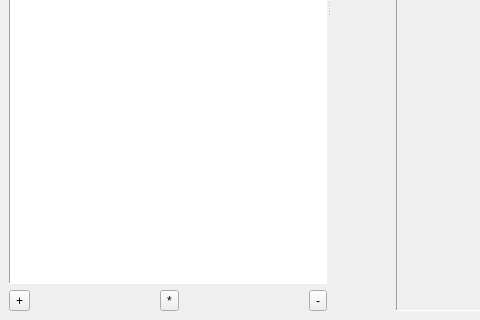
LibertaSoft/DatabaseAnime, file mainwindow.ui: the form before one commit; both pictures show x 0 to 480 and y 308 to 628 of the 850 by 628 pixel window.
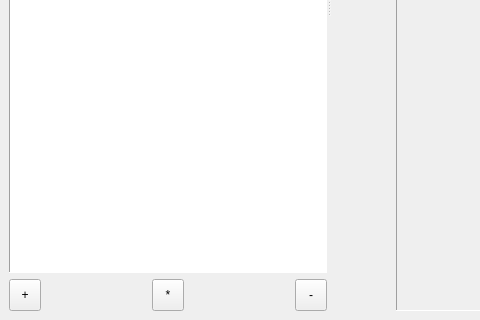
The form after the commit. Icons and pictures are not drawn. Custom widgets are drawn as their Qt base class.

Commit message: Добавлена иконда для исполняемого файла на платформе win

Diff of the .ui file:
```diff
--- a/mainwindow.ui
+++ b/mainwindow.ui
@@ -111,6 +111,12 @@
           </property>
           <item>
            <widget class="QToolButton" name="TButton_Add">
+            <property name="minimumSize">
+             <size>
+              <width>32</width>
+              <height>32</height>
+             </size>
+            </property>
             <property name="toolTip">
              <string extracomment="Hint(toolTip) Button Add">Add</string>
             </property>
@@ -141,6 +147,12 @@
           </item>
           <item>
            <widget class="QToolButton" name="TButton_Edit">
+            <property name="minimumSize">
+             <size>
+              <width>32</width>
+              <height>32</height>
+             </size>
+            </property>
             <property name="toolTip">
              <string extracomment="Hint(toolTip) Button Edit">Edit</string>
             </property>
@@ -171,6 +183,12 @@
           </item>
           <item>
            <widget class="QToolButton" name="TButton_Delete">
+            <property name="minimumSize">
+             <size>
+              <width>32</width>
+              <height>32</height>
+             </size>
+            </property>
             <property name="toolTip">
              <string extracomment="Hint(toolTip) Button Delete">Delete</string>
             </property>
```
The commit also changes 2 other files.
